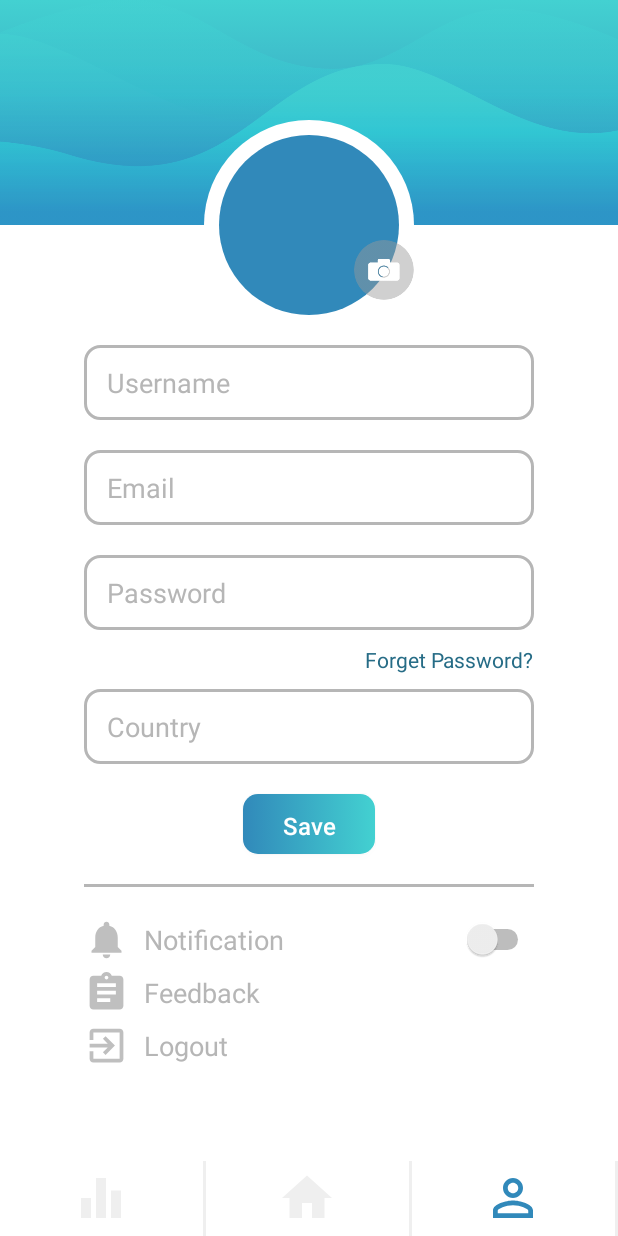
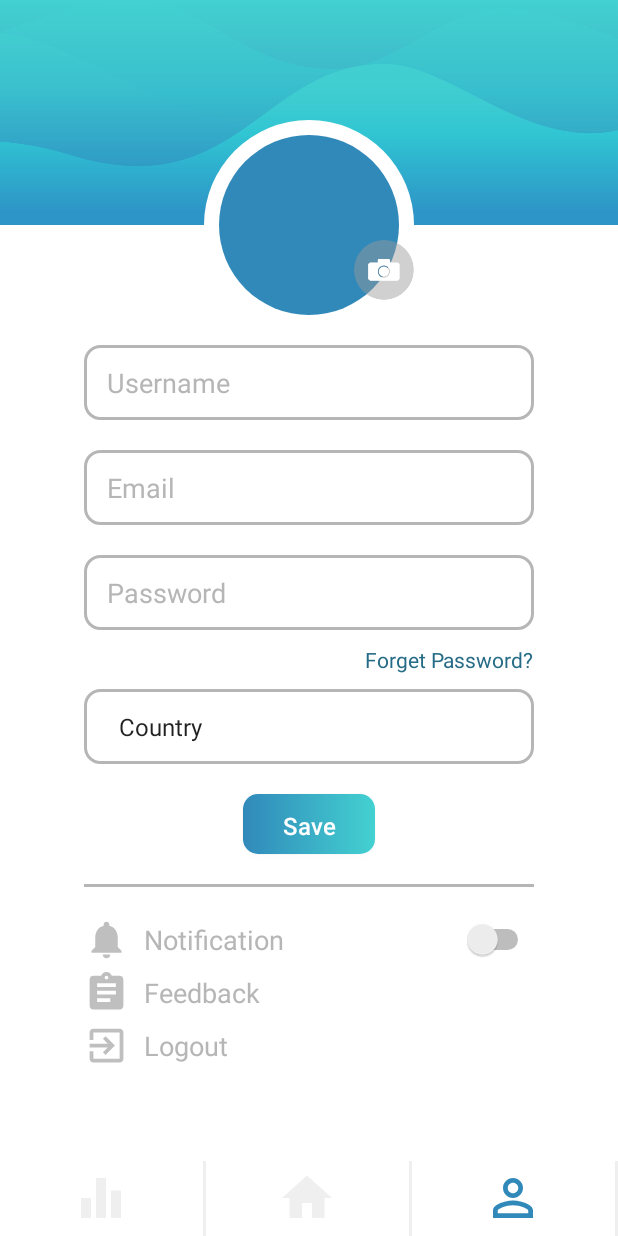
Before and after one commit to jaballogian/Wasav, an Android app: the ActivityProfile screen opened directly, with no data from a screen before it, on a phone screen of 412 x 824 dp. Run offline under Robolectric (Android 15) with nearby library versions, the phone set to English and light mode, and no system bars; our stand-ins replace CircleImageView, Firebase (no records; nobody signed in at launch, a user with empty details on screens opened directly), Picasso; libraries missing offline, so code that uses them is left out: com.theartofdev.edmodo, lecho.lib.hellocharts; 6 statements that could not run were skipped.

Commit message:
finishing activity profile

```diff
--- a/app/build.gradle
+++ b/app/build.gradle
@@ -32,5 +32,7 @@ dependencies {
     implementation 'de.hdodenhof:circleimageview:3.0.0'
     implementation 'me.anwarshahriar:calligrapher:1.0'
     implementation 'com.github.lecho:hellocharts-library:1.5.8@aar'
+    implementation 'com.squareup.picasso:picasso:2.71828'
+    implementation 'com.theartofdev.edmodo:android-image-cropper:2.7.0'
 }
 apply plugin: 'com.google.gms.google-services'
--- a/app/src/main/java/com/example/wasav/ActivityProfile.java
+++ b/app/src/main/java/com/example/wasav/ActivityProfile.java
@@ -1,20 +1,61 @@
 package com.example.wasav;
 
+import android.app.ProgressDialog;
 import android.content.Intent;
+import android.net.Uri;
+import android.support.annotation.NonNull;
 import android.support.v7.app.AppCompatActivity;
 import android.os.Bundle;
 import android.view.View;
+import android.widget.AdapterView;
+import android.widget.ArrayAdapter;
+import android.widget.Button;
+import android.widget.EditText;
 import android.widget.LinearLayout;
 import android.widget.RelativeLayout;
+import android.widget.Spinner;
+import android.widget.Toast;
 
+import com.google.android.gms.tasks.OnCompleteListener;
+import com.google.android.gms.tasks.Task;
 import com.google.firebase.auth.FirebaseAuth;
+import com.google.firebase.auth.FirebaseUser;
+import com.google.firebase.database.DataSnapshot;
+import com.google.firebase.database.DatabaseError;
+import com.google.firebase.database.DatabaseReference;
+import com.google.firebase.database.FirebaseDatabase;
+import com.google.firebase.database.ValueEventListener;
+import com.google.firebase.storage.FirebaseStorage;
+import com.google.firebase.storage.StorageReference;
+import com.google.firebase.storage.UploadTask;
+import com.squareup.picasso.Picasso;
+import com.theartofdev.edmodo.cropper.CropImage;
 
+import java.util.ArrayList;
+import java.util.Arrays;
+
+import de.hdodenhof.circleimageview.CircleImageView;
 import lecho.lib.hellocharts.model.Line;
 
 public class ActivityProfile extends AppCompatActivity {
 
     private LinearLayout logoutLinearLayout;
     private RelativeLayout homeRelativeLayout, statisticRelativeLayout;
+    private Spinner countrySpinner;
+    private String[] countryList;
+    private ArrayList<String> countryArrayList;
+    private ArrayAdapter<String> countryAdapter;
+    private String selectedCountry, username, uID, email, password, photo;
+    private Button saveButton;
+    private EditText usernameEditText, emailEditText, passwordEditText;
+    private DatabaseReference profileReference, imageDatabaseReference;
+    private FirebaseUser currentUser;
+    private CircleImageView photoCircleImageView, changePhotoCircleImageView;
+    private Uri resultUri;
+    private StorageReference imageStoregeReference;
+    private ProgressDialog uploadFoto;
+
+    private static final int GALLERY_PICK = 1;
 
     @Override
     protected void onCreate(Bundle savedInstanceState) {
@@ -24,6 +65,49 @@ public class ActivityProfile extends AppCompatActivity {
         logoutLinearLayout = (LinearLayout) findViewById(R.id.logoutLinearLayoutActivityProfile);
         homeRelativeLayout = (RelativeLayout) findViewById(R.id.homeRelativeLayoutActivityProfile);
         statisticRelativeLayout = (RelativeLayout) findViewById(R.id.statisticRelativeLayoutActivityProfile);
+        countrySpinner = (Spinner) findViewById(R.id.countrySpinnerActivitySpinner);
+        saveButton = (Button) findViewById(R.id.saveButtonActivityProfile);
+        usernameEditText = (EditText) findViewById(R.id.usernameEditTextActivityProfile);
+        emailEditText = (EditText) findViewById(R.id.emailEditTextActivityProfile);
+        passwordEditText = (EditText) findViewById(R.id.passwordEditTextActivityProfile);
+        photoCircleImageView = (CircleImageView) findViewById(R.id.photoCircleImageViewActivityProfile);
+        changePhotoCircleImageView = (CircleImageView) findViewById(R.id.changePhotoCircleImageViewActivityProfile);
+
+        currentUser = FirebaseAuth.getInstance().getCurrentUser();
+        uID = currentUser.getUid();
+        profileReference = FirebaseDatabase.getInstance().getReference().child("Users").child(uID).child("Profile");
+        imageStoregeReference = FirebaseStorage.getInstance().getReference();
+
+        countryList = getResources().getStringArray(R.array.select_country);
+        countryArrayList = new ArrayList<String>(Arrays.asList(countryList));
+
+        countryAdapter = new ArrayAdapter<String>(this, android.R.layout.simple_spinner_item, countryArrayList);
+        countryAdapter.setDropDownViewResource(android.R.layout.simple_spinner_dropdown_item);
+        countrySpinner.setAdapter(countryAdapter);
+
+        countrySpinner.setOnItemSelectedListener(new AdapterView.OnItemSelectedListener() {
+            @Override
+            public void onItemSelected(AdapterView<?> parent, View view, int position, long id) {
+
+                selectedCountry = parent.getItemAtPosition(position).toString();
+            }
+
+            @Override
+            public void onNothingSelected(AdapterView<?> parent) {
+
+                // TODO Auto-generated method stub
+            }
+        });
+
+        readProfileDataFromFirebase();
+
+        saveButton.setOnClickListener(new View.OnClickListener() {
+            @Override
+            public void onClick(View v) {
+
+                checkAllFields();
+            }
+        });
 
         logoutLinearLayout.setOnClickListener(new View.OnClickListener() {
             @Override
@@ -54,5 +138,163 @@ public class ActivityProfile extends AppCompatActivity {
                 startActivity(toActivityStatistic);
             }
         });
+
+        changePhotoCircleImageView.setOnClickListener(new View.OnClickListener() {
+            @Override
+            public void onClick(View v) {
+
+                Intent galleryIntent = new Intent();
+                galleryIntent.setType("image/*");
+                galleryIntent.setAction(Intent.ACTION_GET_CONTENT);
+
+                startActivityForResult(Intent.createChooser(galleryIntent, "Choose a picture"), GALLERY_PICK);
+            }
+        });
+    }
+
+    private void checkAllFields(){
+
+        username = usernameEditText.getText().toString();
+
+        if(username.isEmpty() || selectedCountry.isEmpty() || selectedCountry.equals("Country")){
+
+            Toast.makeText(ActivityProfile.this, "Please fill all the fields with valid answers", Toast.LENGTH_LONG).show();
+        }
+        else {
+
+            saveDataToFirebase();
+        }
+    }
+
+    private void saveDataToFirebase(){
+
+        profileReference.child("username").setValue(username);
+        profileReference.child("country").setValue(selectedCountry).addOnCompleteListener(new OnCompleteListener<Void>() {
+            @Override
+            public void onComplete(@NonNull Task<Void> task) {
+
+                if(task.isSuccessful()){
+
+                    Toast.makeText(ActivityProfile.this, "Saved", Toast.LENGTH_LONG).show();
+                }
+            }
+        });
+    }
+
+
+    private void readProfileDataFromFirebase(){
+
+        profileReference.addValueEventListener(new ValueEventListener() {
+            @Override
+            public void onDataChange(@NonNull DataSnapshot dataSnapshot) {
+
+                username = dataSnapshot.child("username").getValue().toString();
+                selectedCountry = dataSnapshot.child("country").getValue().toString();
+                email = dataSnapshot.child("email").getValue().toString();
+                password = dataSnapshot.child("password").getValue().toString();
+                photo = dataSnapshot.child("photo").getValue().toString();
+
+                try{
+
+                    Picasso.get().load(dataSnapshot.child("photo").getValue().toString()).placeholder(R.mipmap.ic_launcher).error(R.mipmap.ic_launcher).into(photoCircleImageView);
+                }
+                catch (Exception ex) {
+
+                }
+
+                showProfileData();
+            }
+
+            @Override
+            public void onCancelled(@NonNull DatabaseError databaseError) {
+
+            }
+        });
+    }
+
+    private void showProfileData(){
+
+        usernameEditText.setText(username);
+        emailEditText.setText(email);
+        passwordEditText.setText(password);
+        setSelectedSpinner(countrySpinner, selectedCountry, countryArrayList);
+    }
+
+    private void setSelectedSpinner (Spinner spinner, String input, ArrayList<String> arrayList){
+
+        for(int i = 0; i < arrayList.size(); i++){
+
+            if(input.equals(arrayList.get(i))){
+
+                spinner.setSelection(i);
+            }
+        }
+    }
+
+    @Override
+    public void onActivityResult(int requestCode, int resultCode, Intent data) {
+        super.onActivityResult(requestCode, resultCode, data);
+
+        if(requestCode == GALLERY_PICK && resultCode == RESULT_OK){
+
+            Uri imageUri = data.getData();
+
+            CropImage.activity(imageUri).setAspectRatio(1,1).start(this);
+        }
+
+        if (requestCode == CropImage.CROP_IMAGE_ACTIVITY_REQUEST_CODE) {
+
+            CropImage.ActivityResult result = CropImage.getActivityResult(data);
+
+            if (resultCode == RESULT_OK) {
+
+                uploadFoto = new ProgressDialog(this);
+                uploadFoto.setTitle("Uploading image");
+                uploadFoto.setMessage("Please wait");
+                uploadFoto.setCanceledOnTouchOutside(false);
+                uploadFoto.show();
+
+                resultUri = result.getUri();
+
+                StorageReference filepath = imageStoregeReference.child("Profiles").child(uID+ ".jpg");
+
+                filepath.putFile(resultUri).addOnCompleteListener(new OnCompleteListener<UploadTask.TaskSnapshot>() {
+                    @Override
+                    public void onComplete(@NonNull Task<UploadTask.TaskSnapshot> task) {
+
+                        if ((task.isSuccessful())){
+
+                            final String downloadUrl = task.getResult().getUploadSessionUri().toString();
+
+                            imageDatabaseReference = FirebaseDatabase.getInstance().getReference().child("Users").child(uID).child("Profile").child("photo");
+
+                            imageDatabaseReference.setValue(resultUri.toString()).addOnCompleteListener(new OnCompleteListener<Void>() {
+//                            imageDatabaseReference.setValue(downloadUrl).addOnCompleteListener(new OnCompleteListener<Void>() {
+                                @Override
+                                public void onComplete(@NonNull Task<Void> task) {
+
+                                    if(task.isSuccessful()){
+
+                                        uploadFoto.dismiss();
+                                        Toast.makeText(ActivityProfile.this, "Finish uploading", Toast.LENGTH_LONG).show();
+                                        photoCircleImageView.setImageURI(resultUri);
+//                                        session.setResultURI(String.valueOf(resultUri));
+                                    }
+                                }
+                            });
+                        }
+                        else {
+
+                            uploadFoto.dismiss();
+                            Toast.makeText(ActivityProfile.this, "Sorry there is a problem, please try again", Toast.LENGTH_LONG).show();
+                        }
+                    }
+                });
+
+            } else if (resultCode == CropImage.CROP_IMAGE_ACTIVITY_RESULT_ERROR_CODE) {
+
+                Exception error = result.getError();
+            }
+        }
     }
 }
--- a/app/src/main/java/com/example/wasav/ActivityRegister.java
+++ b/app/src/main/java/com/example/wasav/ActivityRegister.java
@@ -127,6 +127,8 @@ public class ActivityRegister extends AppCompatActivity {
         userIdentity.put("username", username);
         userIdentity.put("email", email);
         userIdentity.put("password", password);
+        userIdentity.put("country", "country");
+        userIdentity.put("photo", "photo");
 
         databaseReference.setValue(userIdentity).addOnCompleteListener(new OnCompleteListener<Void>() {
             @Override
--- a/app/src/main/res/layout/activity_profile.xml
+++ b/app/src/main/res/layout/activity_profile.xml
@@ -10,7 +10,7 @@
     <ScrollView
         android:layout_width="match_parent"
         android:layout_height="match_parent"
-        android:layout_marginBottom="60dp">
+        android:layout_marginBottom="50dp">
 
         <LinearLayout
             android:layout_width="match_parent"
@@ -46,6 +46,7 @@
                         android:layout_centerHorizontal="true" />
 
                     <de.hdodenhof.circleimageview.CircleImageView
+                        android:id="@+id/photoCircleImageViewActivityProfile"
                         android:layout_width="120dp"
                         android:layout_height="120dp"
                         android:src="@color/steelblue"
@@ -53,6 +54,7 @@
                         android:layout_marginTop="10dp"/>
 
                     <de.hdodenhof.circleimageview.CircleImageView
+                        android:id="@+id/changePhotoCircleImageViewActivityProfile"
                         android:layout_width="40dp"
                         android:layout_height="40dp"
                         android:src="@drawable/photo"
@@ -71,7 +73,7 @@
                 android:orientation="vertical">
 
                 <EditText
-                    android:id="@+id/fullnameEditTextActivityRegister"
+                    android:id="@+id/usernameEditTextActivityProfile"
                     android:layout_width="match_parent"
                     android:layout_height="50dp"
                     android:hint="Username"
@@ -85,7 +87,7 @@
                     android:background="@drawable/background_edit_text_silver"/>
 
                 <EditText
-                    android:id="@+id/emailEditTextActivityRegister"
+                    android:id="@+id/emailEditTextActivityProfile"
                     android:layout_width="match_parent"
                     android:layout_height="50dp"
                     android:hint="Email"
@@ -96,10 +98,10 @@
                     android:textColorHint="@color/silver"
                     android:textColor="@color/steelblue"
                     android:layout_marginBottom="20dp"
-                    android:background="@drawable/background_edit_text_silver"/>
+                    android:background="@drawable/background_edit_text_silver" />
 
                 <EditText
-                    android:id="@+id/passwordEditTextActivityRegister"
+                    android:id="@+id/passwordEditTextActivityProfile"
                     android:layout_width="match_parent"
                     android:layout_height="50dp"
                     android:hint="Password"
@@ -121,15 +123,12 @@
                     android:layout_marginBottom="10dp"
                     android:layout_gravity="right"/>
 
-                <EditText
-                    android:id="@+id/verifyPasswordEditTextActivityRegister"
+                <Spinner
+                    android:id="@+id/countrySpinnerActivitySpinner"
                     android:layout_width="match_parent"
                     android:layout_height="50dp"
-                    android:hint="Country"
-                    android:inputType="textPassword"
                     android:paddingLeft="15dp"
                     android:paddingRight="10dp"
-                    android:textColorHint="@color/silver"
                     android:textColor="@color/steelblue"
                     android:layout_marginBottom="20dp"
                     android:textSize="18sp"
@@ -146,7 +145,7 @@
                     android:textSize="16sp"
                     android:layout_marginBottom="20dp"
                     android:layout_gravity="center_horizontal"
-                    android:id="@+id/loginButtonActivityLogin"/>
+                    android:id="@+id/saveButtonActivityProfile"/>
 
                 <LinearLayout
                     android:layout_width="match_parent"
@@ -211,7 +210,8 @@
                     android:layout_width="match_parent"
                     android:layout_height="wrap_content"
                     android:orientation="horizontal"
-                    android:id="@+id/logoutLinearLayoutActivityProfile">
+                    android:id="@+id/logoutLinearLayoutActivityProfile"
+                    android:layout_marginBottom="20dp">
 
                     <ImageView
                         android:layout_width="30dp"
--- a/app/src/main/res/values/strings.xml
+++ b/app/src/main/res/values/strings.xml
@@ -1,3 +1,13 @@
 <resources>
     <string name="app_name">Wasav</string>
+
+    <string name="Country">Country</string>
+    <string name="Indonesia">Indonesia</string>
+    <string name="South_Korea">South Korea</string>
+
+    <string-array name="select_country">
+        <item>@string/Country</item>
+        <item>@string/Indonesia</item>
+        <item>@string/South_Korea</item>
+    </string-array>
 </resources>
```
Also changed, not shown: app/src/main/AndroidManifest.xml (+8 -0 lines), app/src/main/java/com/example/wasav/ActivityDetail.java (+5 -5 lines).
